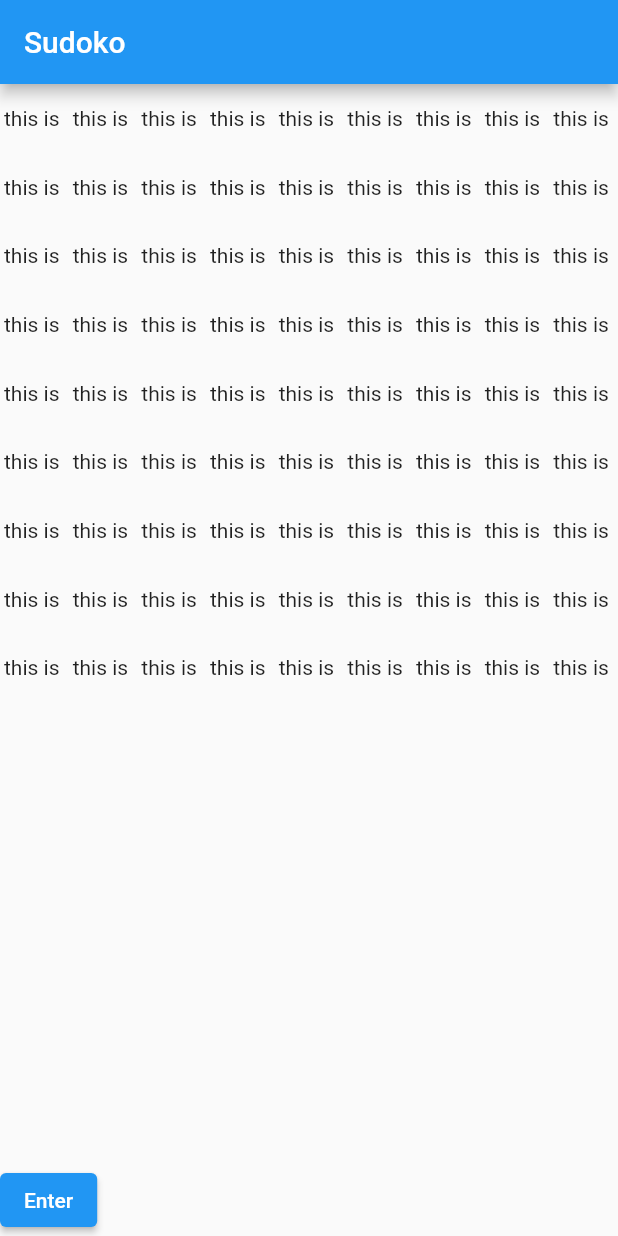
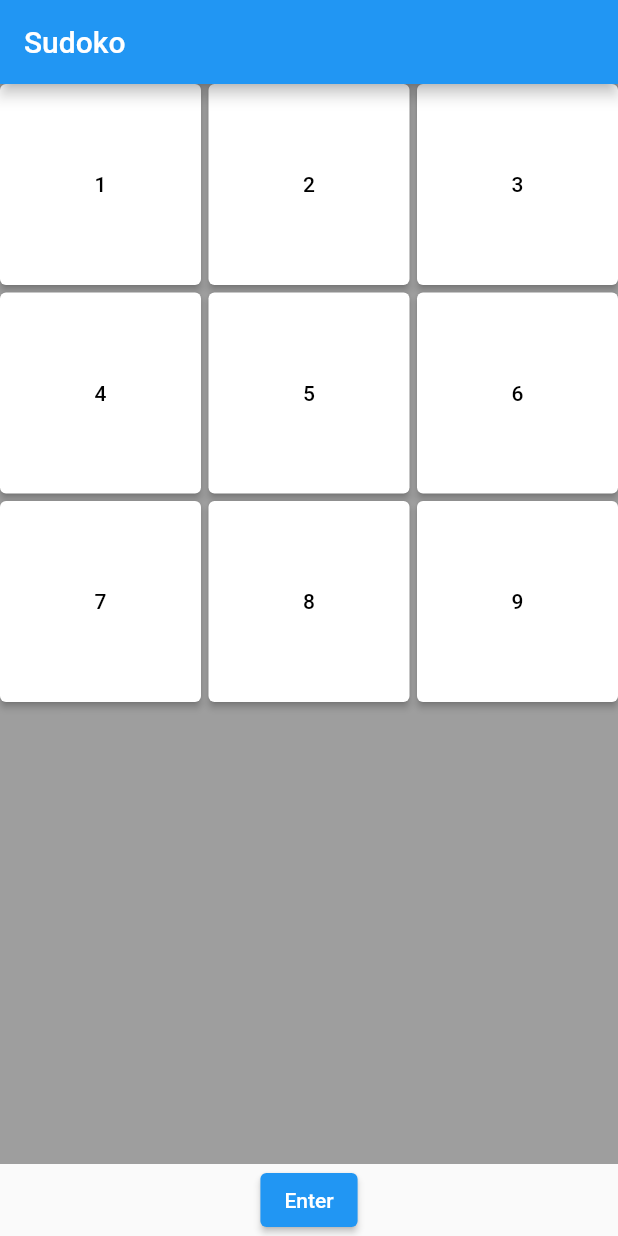
Before and after one commit to WalaaAlshaikh/sudoku, a Flutter app: the screen it shows after launch, on a phone screen of 412 x 824 dp. Run offline on Flutter 3.47's test engine with Material 2 defaults, Android fonts, the phone set to English and light mode, and no system bars.

Commit message:
initial design of the grid

```diff
--- a/lib/main.dart
+++ b/lib/main.dart
@@ -50,22 +50,49 @@ class _MyHomePageState extends State<MyHomePage> {
 
         title: Text(widget.title),
       ),
-      body: Container (
+      body: SafeArea(child:
+      Container (
         alignment: Alignment.center,
         child: Column(
+
           children: [
             Expanded(
-              child:
-              GridView.count(
-                  crossAxisCount: 9,
-                  children: List.generate(81, (index) {
-                    return Center(
-                      child: Text('this is '),
-                    );
-                  })
+              child:Container(
+                decoration: BoxDecoration(
+                  color: Colors.grey
+                ),
+            child:   GridView.builder(
+        itemCount: 9,
+        shrinkWrap: true,
+        scrollDirection: Axis.vertical,
+        gridDelegate:
+        SliverGridDelegateWithFixedCrossAxisCount(
+          crossAxisCount: 3,
+          childAspectRatio: 1,
+          crossAxisSpacing: 5,
+          mainAxisSpacing: 5,
+        ),
+        physics: ScrollPhysics(),
+        itemBuilder: (buildContext, index) {
+          return ElevatedButton(
+            onPressed: () {},
+            child: Text(
+              "${index + 1}",
+              style: TextStyle(color: Colors.black),
+            ),
+            style: ButtonStyle(
+              backgroundColor:
+              MaterialStateProperty.all<Color>(
+                  Colors.white),
+            ),
+          );
+        },
+      ),
               ),
-            ),
-            Row(
+
+              ),
+
+            Row(mainAxisAlignment: MainAxisAlignment.spaceAround,
               children: [
                 ElevatedButton(onPressed: (){}, child: Text('Enter'))
               ],
@@ -74,7 +101,7 @@ class _MyHomePageState extends State<MyHomePage> {
           ],
 
         ),
-      )
+      ) ),
 
 
 
```
